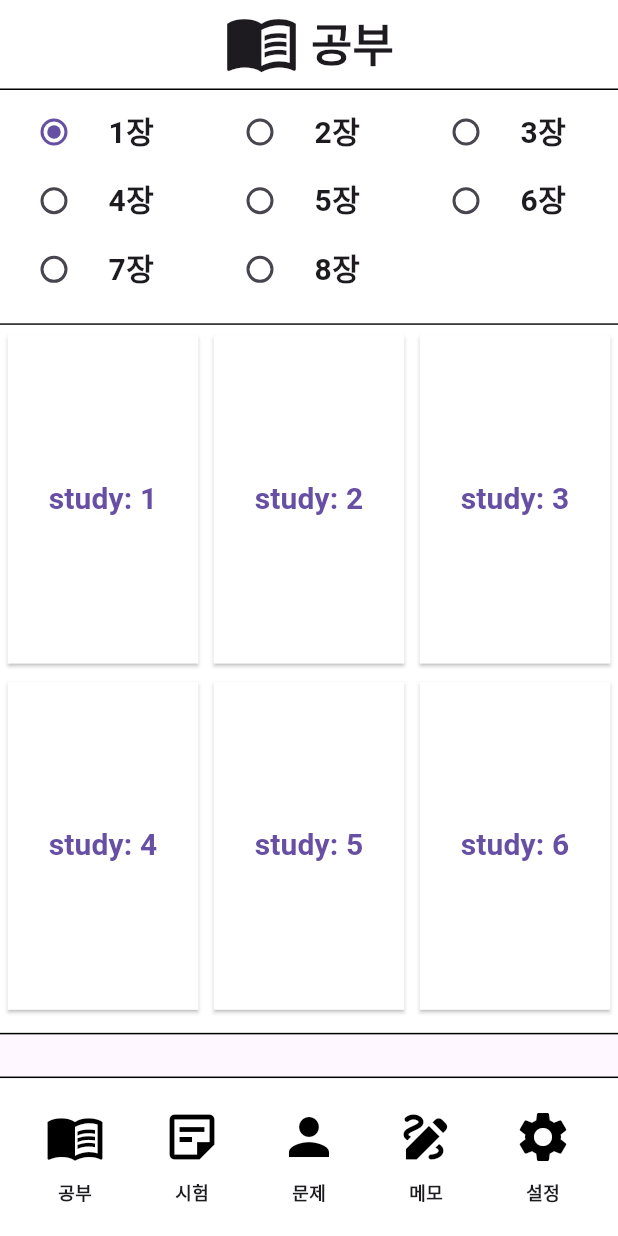
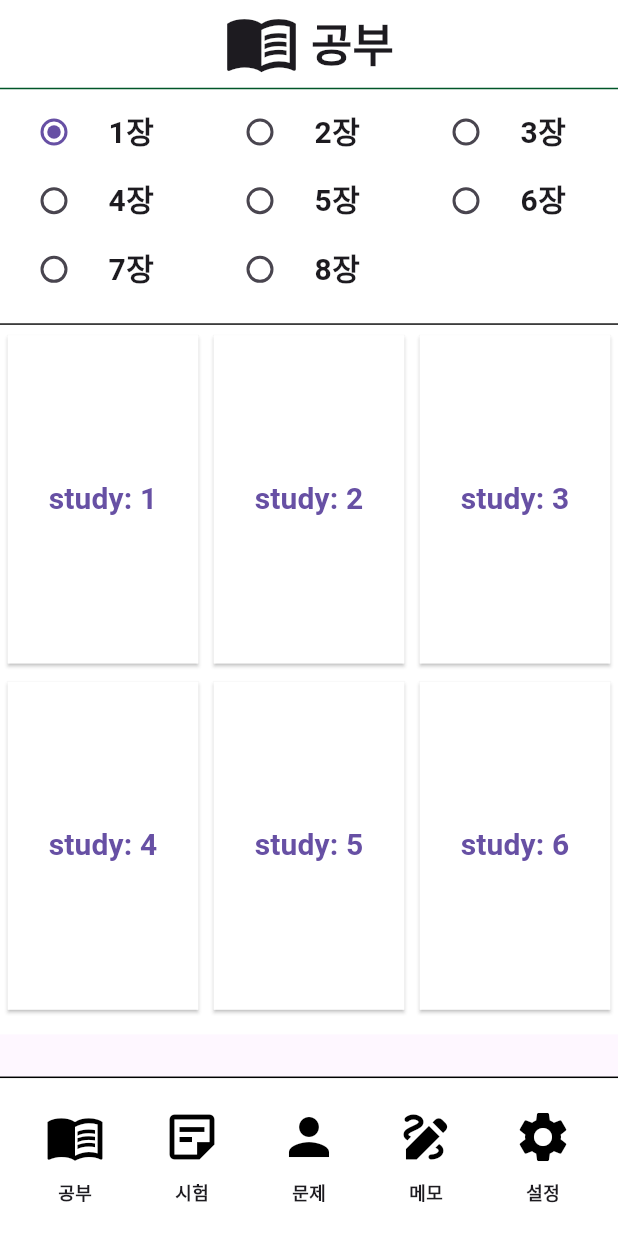
Before and after one commit to broccoli1962/CapstoneDG, a Flutter app: the UserTest screen opened directly, item 2 of the bottom bar chosen, scrolled down 219 dp, after a tap on the "menu book" icon, on a phone screen of 412 x 824 dp. Run offline on Flutter 3.47's test engine with Material 3 defaults, Android fonts, the phone set to English and light mode, and no system bars; our stand-ins replace cloud_firestore, firebase_core; accounts and stored records are empty; network calls fail.

Commit message:
디자인 수정

```diff
--- a/lib/memo.dart
+++ b/lib/memo.dart
@@ -75,7 +75,7 @@ class _memoState extends State<memo> {
           child: Divider(
             height: 2,
             thickness: 1,
-            color: Colors.black,
+              color: Color(0xFF005629)
           ),
         ),
       ),
@@ -132,10 +132,6 @@ class _memoState extends State<memo> {
               },
             ),
           ),
-          const Divider(
-            color: Colors.black,
-            height: 0.01,
-          ),
         ],
       ),
       bottomNavigationBar: BottomBar(),
--- a/lib/memo_insert.dart
+++ b/lib/memo_insert.dart
@@ -51,7 +51,7 @@ class _MinsertState extends State<Minsert> {
           child: Divider(
             height: 2,
             thickness: 1,
-            color: Colors.black,
+              color: Color(0xFF005629)
           ),
         ),
       ),
@@ -87,10 +87,6 @@ class _MinsertState extends State<Minsert> {
                 controller: _controller,
               ),
             ),
-          ),
-          const Divider(
-            color: Colors.black,
-            height: 0.01,
           ),
         ],
       ),
--- a/lib/practice.dart
+++ b/lib/practice.dart
@@ -55,9 +55,9 @@ class _PracticeState extends State<Practice> {
           bottom: const PreferredSize(
             preferredSize: Size.fromHeight(1),
             child: Divider(
-              height: 1,
+              height: 2,
               thickness: 1,
-              color: Colors.black,
+                color: Color(0xFF005629)
             ),
           ),
         ),
@@ -122,10 +122,6 @@ class _PracticeState extends State<Practice> {
               ],
             ),
           ),
-          const Divider(
-            color: Colors.black,
-            height: 0.01,
-          ),
         ],
       ),
       // BottomNavigationBar 추가
--- a/lib/practice_problem.dart
+++ b/lib/practice_problem.dart
@@ -67,7 +67,7 @@ class _Practice_inState extends State<Practice_in> {
           child: Divider(
             height: 2,
             thickness: 1,
-            color: Colors.black,
+              color: Color(0xFF005629)
           ),
         ),
       ),
@@ -101,10 +101,6 @@ class _Practice_inState extends State<Practice_in> {
                 child: Text(hint, style:const TextStyle(color: Colors.black, fontSize: 17,fontWeight: FontWeight.bold, letterSpacing: 2.0))
             ),
           ),
-          const Divider(
-            color: Colors.black,
-            height:0.01,
-          )
         ],
       ),
       bottomNavigationBar: BottomBar(),
--- a/lib/setting.dart
+++ b/lib/setting.dart
@@ -46,7 +46,7 @@ class _settingState extends State<setting> {
           child: Divider(
             height: 2,
             thickness: 1,
-            color: Colors.black,
+              color: Color(0xFF005629)
           ),
         ),
       ),
@@ -125,10 +125,6 @@ class _settingState extends State<setting> {
             color: Colors.white,
             height: cSize.height*0.110,
           ),
-          const Divider(
-            color: Colors.black,
-            height: 0.01,
-          ),
         ],
       ),
       bottomNavigationBar: const BottomBar(),
--- a/lib/test.dart
+++ b/lib/test.dart
@@ -57,7 +57,7 @@ class _TestState extends State<Test> {
             child: Divider(
               height: 2,
               thickness: 1,
-              color: Colors.black,
+                color: Color(0xFF005629)
             ),
           ),
         ),
@@ -119,10 +119,6 @@ class _TestState extends State<Test> {
               ],
             ),
           ),
-          const Divider(
-            color: Colors.black,
-            height: 0.01,
-          ),
         ],
       ),
       bottomNavigationBar: const BottomBar(),
--- a/lib/test_problem.dart
+++ b/lib/test_problem.dart
@@ -100,7 +100,7 @@ class _Test_inState extends State<Test_in> {
           child: Divider(
             height: 2,
             thickness: 1,
-            color: Colors.black,
+              color: Color(0xFF005629)
           ),
         ),
       ),
--- a/lib/user_main.dart
+++ b/lib/user_main.dart
@@ -66,10 +66,6 @@ class _UserTestState extends State<UserTest> {
         ),
 
         backgroundColor: Colors.white,
-        leading: IconButton(
-          onPressed: () {},
-          icon: const Icon(Icons.search),
-        ),
         actions: [
           TextButton(
               onPressed: () {
@@ -82,9 +78,9 @@ class _UserTestState extends State<UserTest> {
         bottom: const PreferredSize(
           preferredSize: Size.fromHeight(1.0),
           child: Divider(
-            height: 1,
+            height: 2,
             thickness: 1,
-            color: Colors.black,
+              color: Color(0xFF005629),
           ),
         ),
       ),
```
Also changed, not shown: lib/memo_contents.dart (+2 -6 lines), pubspec.lock.
